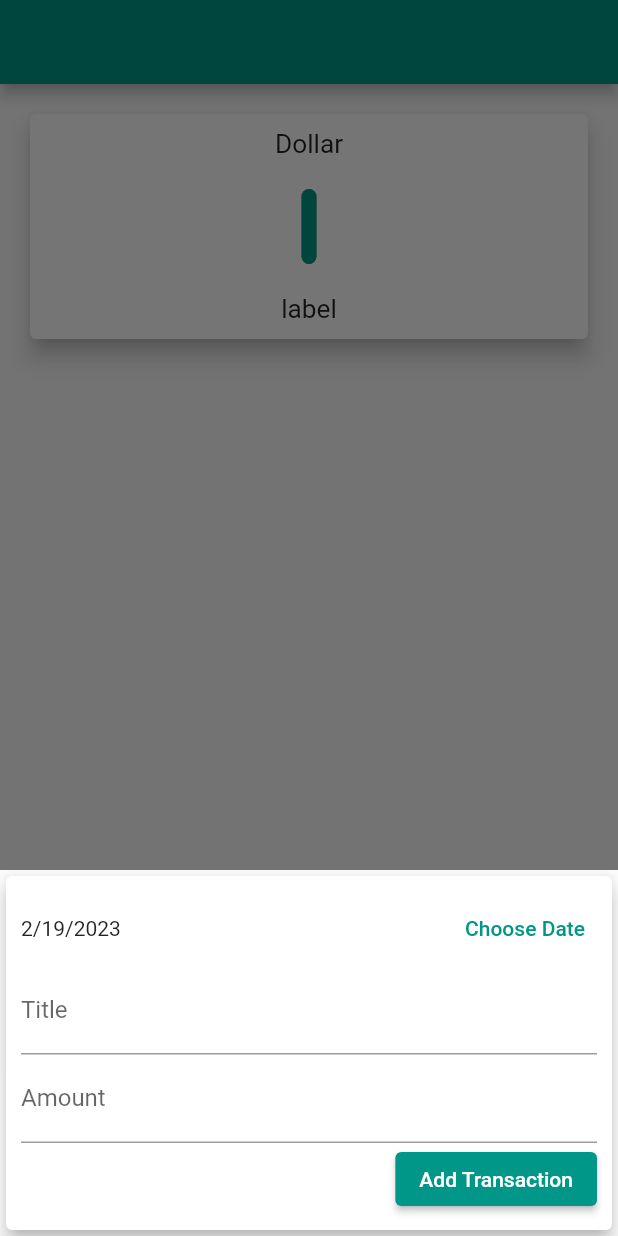
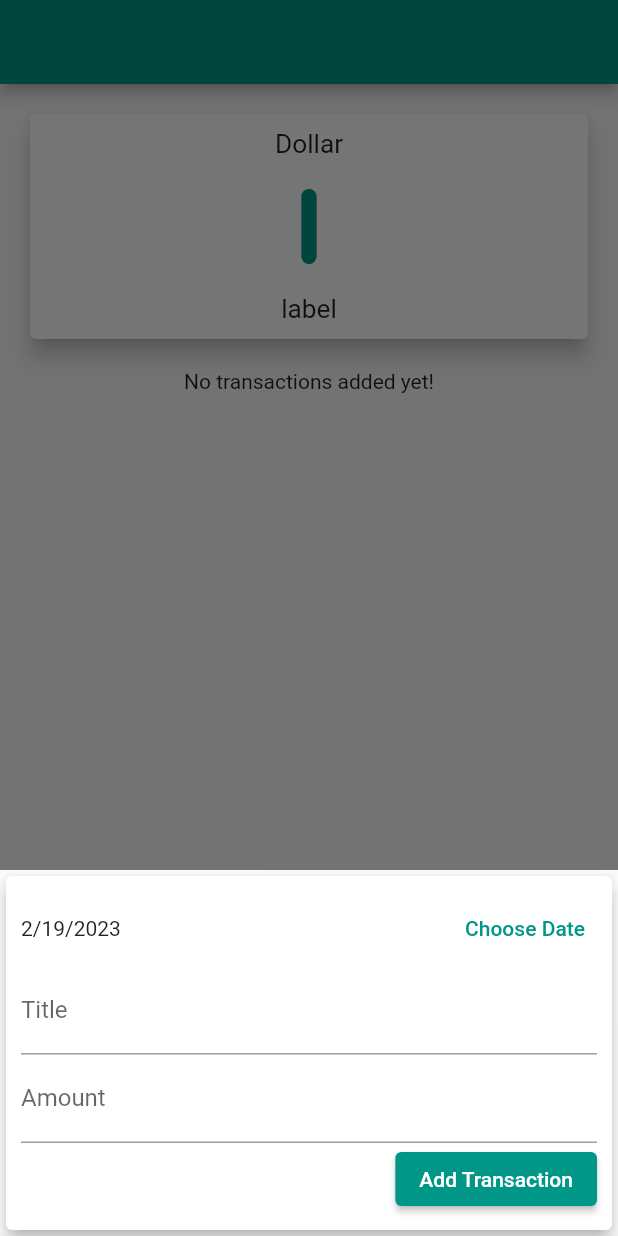
Before and after one commit to GhassanOmran/Personal_Expenses, a Flutter app: the screen it shows after launch, after a tap on the "add" icon, on a phone screen of 412 x 824 dp. Run offline on Flutter 3.47's test engine with Material 2 defaults, Android fonts, the phone set to English and light mode, and no system bars.

Commit message:
Transactions List View

```diff
--- a/lib/controllers/home_controller.dart
+++ b/lib/controllers/home_controller.dart
@@ -1,14 +1,22 @@
+import 'package:flutter/material.dart';
 import 'package:personal_expenses/models/transaction.dart';
 import 'package:personal_expenses/models/transactions_list.dart';
+import 'package:provider/provider.dart';
 
 class HomeController {
-  final TransactionsList transactionsList = TransactionsList();
+  final TransactionsList _transactionsList;
+
+  HomeController(BuildContext context)
+      : _transactionsList =
+            Provider.of<TransactionsList>(context, listen: false);
 
   void add(Transaction transaction) {
-    transactionsList.add(transaction);
+    _transactionsList.add(transaction);
   }
 
   void remove(Transaction transaction) {
-    transactionsList.remove(transaction);
+    _transactionsList.remove(transaction);
   }
+
+  TransactionsList get transaction => _transactionsList;
 }
--- a/lib/controllers/new_transaction_controller.dart
+++ b/lib/controllers/new_transaction_controller.dart
@@ -1,8 +1,12 @@
 import 'package:flutter/material.dart';
 import 'package:personal_expenses/models/transaction.dart';
+import 'package:provider/provider.dart';
 
 class NewTransactionController {
-  final Transaction _transaction = Transaction();
+  Transaction _transaction;
+
+  NewTransactionController(BuildContext context)
+      : _transaction = Provider.of<Transaction>(context, listen: false);
 
   void setTitle(String title) {
     _transaction.setTitle(title);
@@ -13,16 +17,19 @@ class NewTransactionController {
   }
 
   void setDate(DateTime date) {
-    print('2');
     _transaction.setDate(date);
   }
 
   void clearTransaction() {
-    _transaction.clearTransaction();
+    _transaction = Transaction();
   }
 
   void addTransactionToTransactionsList(BuildContext context) {
-    Navigator.of(context).pop(_transaction);
+    if (_transaction.title.toString().isNotEmpty &
+        _transaction.amount.toString().isNotEmpty) {
+      Navigator.of(context).pop(_transaction);
+      clearTransaction();
+    }
   }
 
   Transaction get transaction => _transaction;
--- a/lib/main.dart
+++ b/lib/main.dart
@@ -2,6 +2,7 @@ import 'package:flutter/material.dart';
 import 'package:personal_expenses/controllers/home_controller.dart';
 import 'package:personal_expenses/controllers/new_transaction_controller.dart';
 import 'package:personal_expenses/models/transaction.dart';
+import 'package:personal_expenses/models/transactions_list.dart';
 import 'package:personal_expenses/views/home.dart';
 import 'package:provider/provider.dart';
 
@@ -10,13 +11,12 @@ void main() {
     MultiProvider(
       providers: [
         ChangeNotifierProvider(create: (_) => Transaction()),
-        // Add other providers here as needed
         Provider<NewTransactionController>(
-          create: (context) => NewTransactionController(),
-        ),
-        Provider<HomeController>(create: (context) => HomeController()),
+            create: (context) => NewTransactionController(context)),
+        ChangeNotifierProvider(create: (_) => TransactionsList()),
+        Provider<HomeController>(create: (context) => HomeController(context)),
       ],
-      child: MyApp(),
+      child: const MyApp(),
     ),
   );
 }
@@ -32,7 +32,7 @@ class MyApp extends StatelessWidget {
       theme: ThemeData(
         primarySwatch: Colors.teal,
       ),
-      home: HomeScreen(),
+      home: const HomeScreen(),
     );
   }
 }
--- a/lib/models/transaction.dart
+++ b/lib/models/transaction.dart
@@ -1,6 +1,6 @@
 import 'package:flutter/material.dart';
 
-class Transaction extends ChangeNotifier {
+class Transaction with ChangeNotifier {
   late String _title;
   late double _amount;
   late DateTime _date = DateTime.now();
--- a/lib/models/transactions_list.dart
+++ b/lib/models/transactions_list.dart
@@ -2,17 +2,15 @@ import 'package:flutter/material.dart';
 import 'package:personal_expenses/models/transaction.dart';
 
 class TransactionsList extends ChangeNotifier {
-  final List<Transaction> transactionsList = [];
+  late List<Transaction> transactionsList = [];
 
   void add(Transaction transaction) {
     transactionsList.add(transaction);
-    print('add');
     notifyListeners();
   }
 
   void remove(Transaction transaction) {
     transactionsList.remove(transaction);
-    print('remove');
     notifyListeners();
   }
 }
--- a/lib/views/home.dart
+++ b/lib/views/home.dart
@@ -1,42 +1,17 @@
 import 'package:flutter/material.dart';
+import 'package:intl/intl.dart';
 import 'package:personal_expenses/controllers/home_controller.dart';
+import 'package:personal_expenses/models/transactions_list.dart';
 import 'package:personal_expenses/views/new_transactions.dart';
 import 'package:provider/provider.dart';
 
 class HomeScreen extends StatelessWidget {
   const HomeScreen({super.key});
 
-  // List<Map<String, Object>> get groupedTransactionValues {
-  //   return List.generate(7, (index) {
-  //     final weekDay = DateTime.now().subtract(
-  //       Duration(days: index),
-  //     );
-  //     var totalSum = 0.0;
-
-  //     for (var i = 0; i < recentTransactions.length; i++) {
-  //       if (recentTransactions[i].date.day == weekDay.day &&
-  //           recentTransactions[i].date.month == weekDay.month &&
-  //           recentTransactions[i].date.year == weekDay.year) {
-  //         totalSum += recentTransactions[i].amount;
-  //       }
-  //     }
-
-  //     return {
-  //       'day': DateFormat.E().format(weekDay).substring(0, 1),
-  //       'amount': totalSum,
-  //     };
-  //   }).reversed.toList();
-  // }
-
-  // double get totalSpending {
-  //   return groupedTransactionValues.fold(0.0, (sum, item) {
-  //     return sum + item['amount'];
-  //   });
-  // }
-
   @override
   Widget build(BuildContext context) {
-    final controller = Provider.of<HomeController>(context);
+    HomeController homeController =
+        Provider.of<HomeController>(context, listen: false);
     return Scaffold(
       appBar: AppBar(),
       body: Column(
@@ -94,38 +69,93 @@ class HomeScreen extends StatelessWidget {
                         ),
                       ),
                     ]),
-                    // List.generate(
-                    //     7,
-                    //     (index) => Chart(
-                    //           day: 'T',
-                    //           spending: 'sp',
-                    //           spendingOfTotal: 'SPo',
-                    //         )),
-                  ]
-                  // groupedTransactionValues.map((data) {
-                  //   return Flexible(
-                  //     fit: FlexFit.tight,
-                  //     child: ChartBar(
-                  //       data['day'],
-                  //       data['amount'],
-                  //       totalSpending == 0.0
-                  //           ? 0.0
-                  //           : (data['amount'] as double) / totalSpending,
-                  //     ),
-                  //   );
-                  // }).toList(),
-                  ),
+                  ]),
             ),
           ),
+          Consumer<TransactionsList>(
+            builder: (context, value, child) {
+              return homeController.transaction.transactionsList.isEmpty
+                  ? LayoutBuilder(builder: (ctx, constraints) {
+                      return Column(
+                        children: <Widget>[
+                          const Text(
+                            'No transactions added yet!',
+                            // style: Theme.of(context).textTheme.title,
+                          ),
+                          const SizedBox(
+                            height: 20,
+                          ),
+                          // Container(
+                          //     height: constraints.maxHeight * 0.6,
+                          //     child: Image.asset(
+                          //       'assets/images/waiting.png',
+                          //       fit: BoxFit.cover,
+                          //     )),
+                        ],
+                      );
+                    })
+                  : Expanded(
+                      child: ListView(
+                          shrinkWrap: true,
+                          children: homeController
+                              .transaction.transactionsList.reversed
+                              .map((transaction) => Card(
+                                    elevation: 5,
+                                    margin: const EdgeInsets.symmetric(
+                                      vertical: 8,
+                                      horizontal: 5,
+                                    ),
+                                    child: ListTile(
+                                      leading: Container(
+                                          width: 40,
+                                          height: 40,
+                                          decoration: BoxDecoration(
+                                            shape: BoxShape.circle,
+                                            color:
+                                                Theme.of(context).primaryColor,
+                                          ),
+                                          child: Center(
+                                            child: Text(
+                                                maxLines: 1,
+                                                '\$${transaction.amount.toStringAsFixed(1)}'),
+                                          )),
+                                      title: Text(
+                                        transaction.title,
+                                        maxLines: 2,
+                                      ),
+                                      subtitle: Text(
+                                        DateFormat.yMd()
+                                            .format(transaction.date),
+                                        style: const TextStyle(fontSize: 12),
+                                      ),
+                                      trailing: Row(
+                                        mainAxisSize: MainAxisSize.min,
+                                        children: [
+                                          IconButton(
+                                            icon: const Icon(Icons.edit),
+                                            onPressed: () {},
+                                          ),
+                                          IconButton(
+                                            icon: const Icon(Icons.delete),
+                                            onPressed: () {},
+                                          ),
+                                        ],
+                                      ),
+                                    ),
+                                  ))
+                              .toList()),
+                    );
+            },
+          )
         ],
       ),
       floatingActionButton: FloatingActionButton(
           onPressed: () async {
             await showModalBottomSheet(
-                    builder: (_) => const NewTransaction(), context: context)
+                    builder: (_) => NewTransaction(), context: context)
                 .then((value) {
               if (value != null) {
-                controller.add(value);
+                homeController.add(value);
               }
             });
           },
@@ -151,3 +181,30 @@ class HomeScreen extends StatelessWidget {
               //         },
               //       )),
               // ),
+                // List<Map<String, Object>> get groupedTransactionValues {
+  //   return List.generate(7, (index) {
+  //     final weekDay = DateTime.now().subtract(
+  //       Duration(days: index),
+  //     );
+  //     var totalSum = 0.0;
+
+  //     for (var i = 0; i < recentTransactions.length; i++) {
+  //       if (recentTransactions[i].date.day == weekDay.day &&
+  //           recentTransactions[i].date.month == weekDay.month &&
+  //           recentTransactions[i].date.year == weekDay.year) {
+  //         totalSum += recentTransactions[i].amount;
+  //       }
+  //     }
+
+  //     return {
+  //       'day': DateFormat.E().format(weekDay).substring(0, 1),
+  //       'amount': totalSum,
+  //     };
+  //   }).reversed.toList();
+  // }
+
+  // double get totalSpending {
+  //   return groupedTransactionValues.fold(0.0, (sum, item) {
+  //     return sum + item['amount'];
+  //   });
+  // }
--- a/lib/views/new_transactions.dart
+++ b/lib/views/new_transactions.dart
@@ -1,15 +1,14 @@
 import 'package:flutter/material.dart';
 import 'package:personal_expenses/controllers/new_transaction_controller.dart';
+import 'package:personal_expenses/models/transaction.dart';
 import 'package:provider/provider.dart';
 import 'package:intl/intl.dart';
 
 class NewTransaction extends StatelessWidget {
-  const NewTransaction({super.key});
-
-  @override
   @override
   Widget build(BuildContext context) {
-    final controller = Provider.of<NewTransactionController>(context);
+    NewTransactionController newTransactionController =
+        Provider.of<NewTransactionController>(context, listen: false);
     return SingleChildScrollView(
       child: Card(
         elevation: 5,
@@ -28,21 +27,20 @@ class NewTransaction extends StatelessWidget {
                 child: Row(
                   children: <Widget>[
                     Expanded(
-                      child: Text(
-                          DateFormat.yMd().format(controller.transaction.date)),
+                      child: Consumer<Transaction>(builder: (_, model, child) {
+                        return Text(DateFormat.yMd().format(model.date));
+                      }),
                     ),
                     TextButton(
                       onPressed: () async {
-                        await showDatePicker(
-                                context: context,
-                                initialDate: controller.transaction.date,
-                                firstDate: DateTime(2022),
-                                lastDate: DateTime.now())
-                            .then((value) {
-                          controller.setDate(value!);
-                          FocusScope.of(context).nextFocus();
-                        });
-                        // FocusScope.of(context).unfocus();
+                        DateTime? dateTime = await showDatePicker(
+                            context: context,
+                            initialDate: DateTime.now(),
+                            firstDate: DateTime(2022),
+                            lastDate: DateTime.now());
+                        if (dateTime != null) {
+                          newTransactionController.setDate(dateTime);
+                        }
                       },
                       child: const Text('Choose Date'),
                     ),
@@ -52,18 +50,20 @@ class NewTransaction extends StatelessWidget {
               TextField(
                 decoration: const InputDecoration(labelText: 'Title'),
                 onChanged: (value) {
-                  controller.setTitle(value);
+                  newTransactionController.setTitle(value);
                 },
               ),
               TextField(
                 decoration: const InputDecoration(labelText: 'Amount'),
                 keyboardType: TextInputType.number,
-                onChanged: (value) => controller.setAmount(double.parse(value)),
+                onChanged: (value) =>
+                    newTransactionController.setAmount(double.parse(value)),
               ),
               ElevatedButton(
                 child: const Text('Add Transaction'),
                 onPressed: () {
-                  controller.addTransactionToTransactionsList(context);
+                  newTransactionController
+                      .addTransactionToTransactionsList(context);
                 },
               ),
             ],
```
Also changed, not shown: analysis_options.yaml (added, +29 -0 lines), lib/dume.dart (deleted, +0 -129 lines), pubspec.lock (added), 121 other files.
